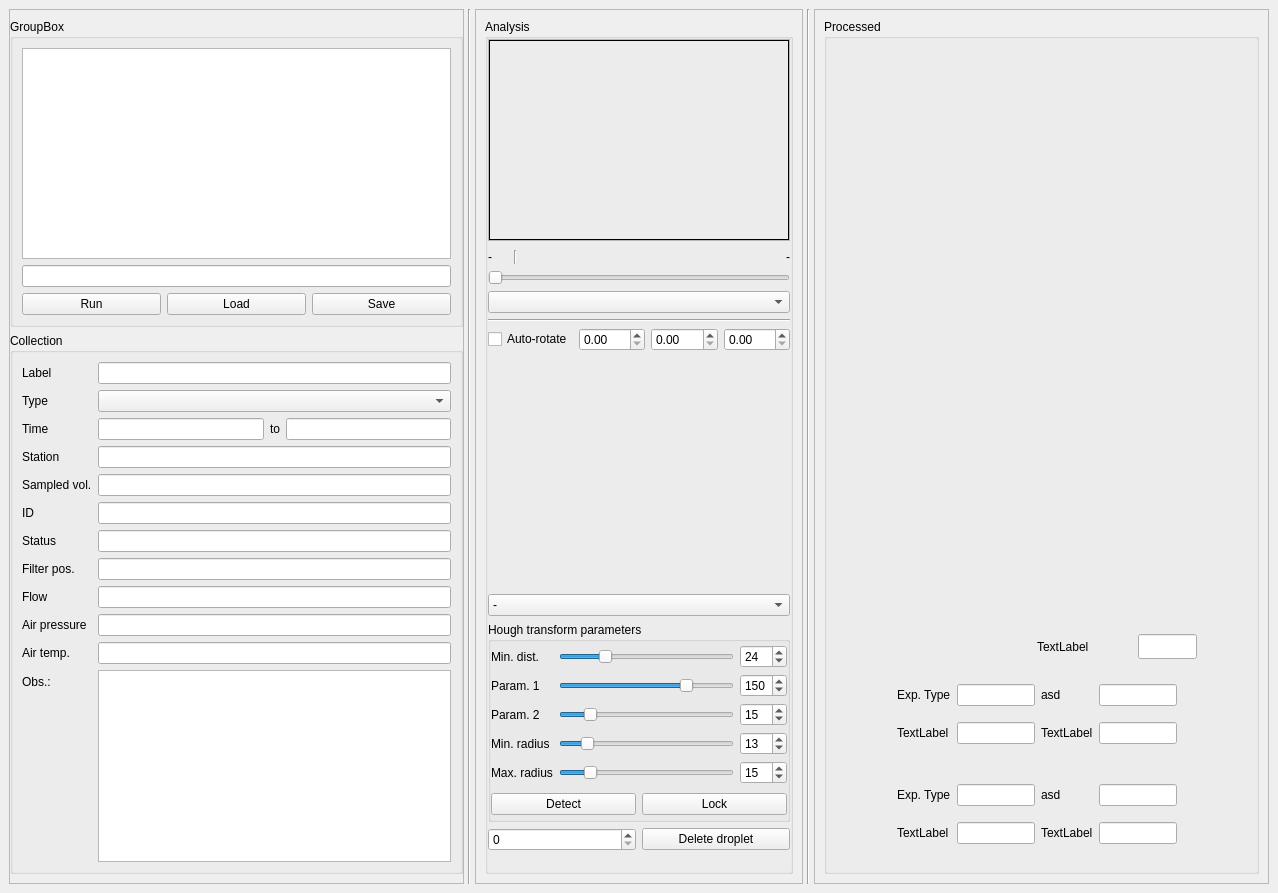
The window that src/gui/analysis.ui (gfogwill/FrESH) describes before a commit, drawn with Qt 5.
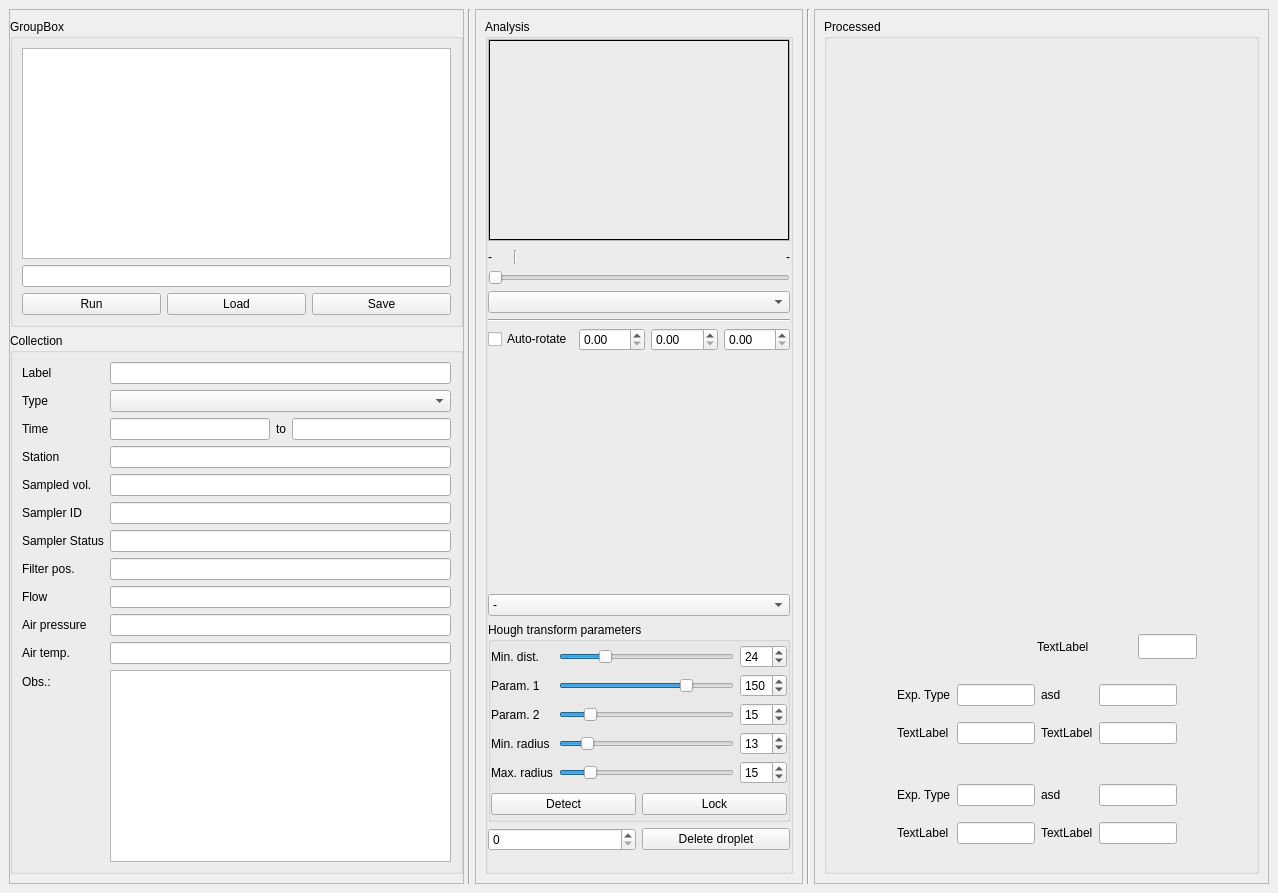
The same window after the commit. Custom widgets are drawn as their Qt base class.

Patch:
```diff
--- a/src/gui/analysis.ui
+++ b/src/gui/analysis.ui
@@ -82,7 +82,7 @@
                 <item row="5" column="0">
                  <widget class="QLabel" name="label_4">
                   <property name="text">
-                   <string>ID</string>
+                   <string>Sampler ID</string>
                   </property>
                  </widget>
                 </item>
@@ -92,7 +92,7 @@
                 <item row="6" column="0">
                  <widget class="QLabel" name="label_5">
                   <property name="text">
-                   <string>Status</string>
+                   <string>Sampler Status</string>
                   </property>
                  </widget>
                 </item>
```
